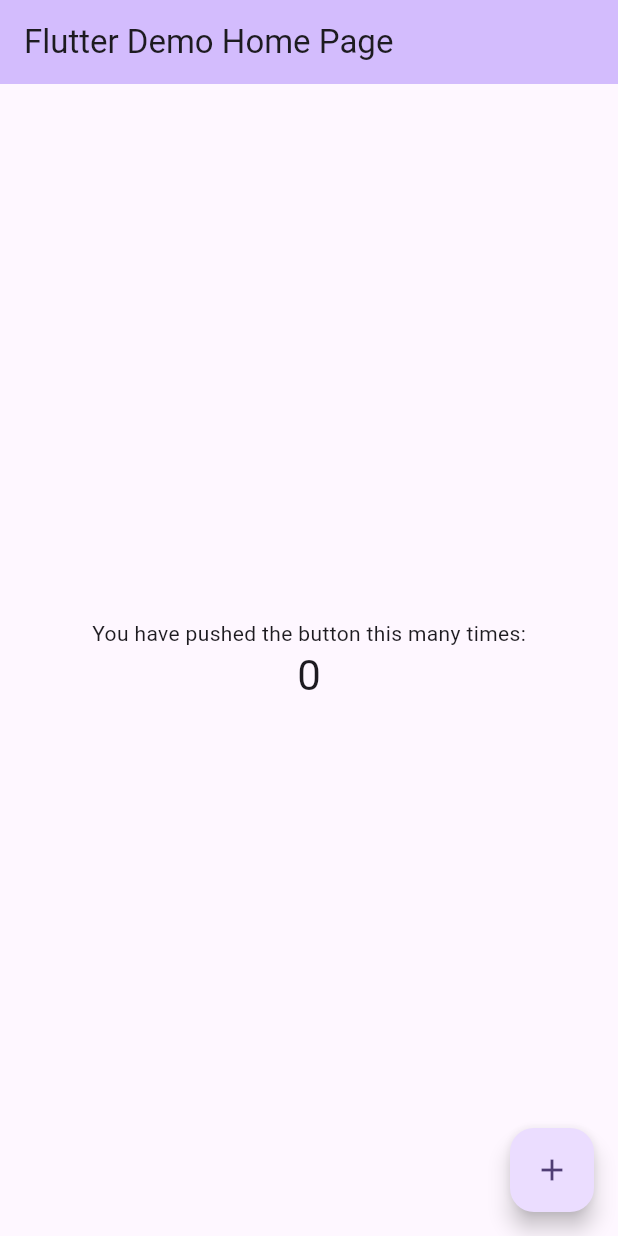
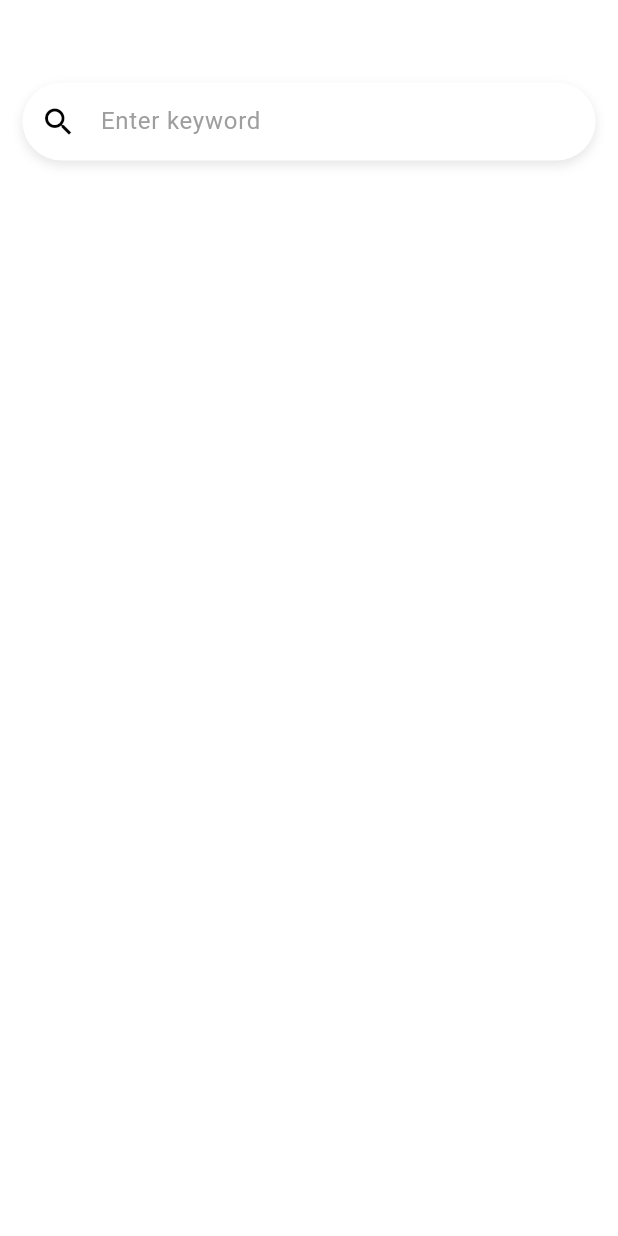
Before and after one commit to dangminhchien2003/address_search_app, a Flutter app: the screen it shows after launch, on a phone screen of 412 x 824 dp. Run offline on Flutter 3.47's test engine with Material 3 defaults, Android fonts, the phone set to English and light mode, and no system bars; our stand-ins replace flutter_svg, get.

Commit message:
hoàn thành

```diff
--- /dev/null
+++ b/Frontend/address_search_app/lib/Controllers/SearchController.dart
@@ -0,0 +1,50 @@
+import 'dart:async';
+import 'package:address_search_app/Models/SearchModel.dart';
+import 'package:address_search_app/Services/SearchService.dart';
+import 'package:flutter/material.dart';
+import 'package:get/get.dart';
+
+class Searchcontroller extends GetxController {
+  final textController = TextEditingController();
+  var searchText = "".obs;
+  final Searchservice _service = Searchservice();
+
+  var results = <Searchmodel>[].obs;
+  var isLoading = false.obs;
+
+  Timer? _debounce;
+
+  void searchAddress(String query) {
+    searchText.value = query;
+
+    if (_debounce?.isActive ?? false) _debounce?.cancel();
+
+    // Bật loading ngay khi nhập
+    if (query.isNotEmpty) {
+      isLoading.value = true;
+    } else {
+      results.clear();
+      isLoading.value = false;
+      return;
+    }
+
+    // Gọi API sau khi dừng gõ 1s
+    _debounce = Timer(const Duration(seconds: 1), () async {
+      try {
+        final data = await _service.searchAddress(query);
+        results.assignAll(data);
+      } catch (e) {
+        results.clear();
+      } finally {
+        isLoading.value = false; // Tắt loading khi xong
+      }
+    });
+  }
+
+  void clearSearch() {
+    textController.clear();
+    searchText.value = "";
+    results.clear();
+    isLoading.value = false; // tắt luôn loading khi clear
+  }
+}
--- /dev/null
+++ b/Frontend/address_search_app/lib/Models/SearchModel.dart
@@ -0,0 +1,19 @@
+class Searchmodel {
+  final String displayName;
+  final String lat;
+  final String lon;
+
+  Searchmodel({
+    required this.displayName,
+    required this.lat,
+    required this.lon,
+  });
+
+  factory Searchmodel.fromJson(Map<String, dynamic> json) {
+    return Searchmodel(
+      displayName: json['display_name'] ?? '',
+      lat: json['lat'].toString(),
+      lon: json['lon'].toString(),
+    );
+  }
+}
--- /dev/null
+++ b/Frontend/address_search_app/lib/Views/SearchScreen.dart
@@ -0,0 +1,184 @@
+import 'package:address_search_app/Controllers/SearchController.dart';
+import 'package:address_search_app/Models/SearchModel.dart';
+import 'package:flutter/material.dart';
+import 'package:flutter_svg/svg.dart';
+import 'package:get/get.dart';
+import 'package:url_launcher/url_launcher.dart';
+
+class Searchscreen extends StatelessWidget {
+  final Searchcontroller controller = Get.put(Searchcontroller());
+
+  Searchscreen({super.key});
+
+  void _openGoogleMaps(Searchmodel place) async {
+    final url = Uri.parse(
+      "https://www.google.com/maps/dir/?api=1&destination=${place.lat},${place.lon}",
+    );
+    if (await canLaunchUrl(url)) {
+      await launchUrl(url, mode: LaunchMode.externalApplication);
+    }
+  }
+
+  @override
+  Widget build(BuildContext context) {
+    return Scaffold(
+      backgroundColor: Colors.white,
+      body: Padding(
+        padding: const EdgeInsets.only(top: 55, left: 15, right: 15),
+        child: Column(
+          children: [
+            // Ô tìm kiếm
+            Obx(
+              () => Container(
+                decoration: BoxDecoration(
+                  color: Colors.white,
+                  borderRadius: BorderRadius.circular(30),
+                  boxShadow: [
+                    BoxShadow(
+                      color: Colors.black.withOpacity(0.1),
+                      blurRadius: 6,
+                      offset: const Offset(0, 3),
+                    ),
+                  ],
+                ),
+                child: TextField(
+                  controller: controller.textController,
+                  onChanged: (value) {
+                    controller.searchText.value = value;
+                    controller.searchAddress(value);
+                  },
+                  decoration: InputDecoration(
+                    hintText: "Enter keyword",
+                    hintStyle: const TextStyle(color: Colors.grey),
+                    prefixIcon:
+                        controller.isLoading.value
+                            ? Padding(
+                              padding: const EdgeInsets.all(12.0),
+                              child: SizedBox(
+                                width: 20,
+                                height: 20,
+                                child: CircularProgressIndicator(
+                                  strokeWidth: 2,
+                                  valueColor: AlwaysStoppedAnimation<Color>(
+                                    Colors.black,
+                                  ),
+                                ),
+                              ),
+                            )
+                            : const Icon(Icons.search, color: Colors.black),
+                    suffixIcon:
+                        controller.searchText.value.isNotEmpty
+                            ? IconButton(
+                              icon: const Icon(
+                                Icons.clear,
+                                color: Colors.black,
+                              ),
+                              onPressed: controller.clearSearch,
+                            )
+                            : null,
+                    border: InputBorder.none,
+                    contentPadding: const EdgeInsets.symmetric(vertical: 14),
+                  ),
+                ),
+              ),
+            ),
+
+            // Danh sách kết quả
+            Expanded(
+              child: Obx(() {
+                return ListView.builder(
+                  itemCount: controller.results.length,
+                  itemBuilder: (context, index) {
+                    final place = controller.results[index];
+
+                    return Padding(
+                      padding: const EdgeInsets.symmetric(
+                        vertical: 12.0,
+                        horizontal: 8.0,
+                      ),
+                      child: Row(
+                        crossAxisAlignment: CrossAxisAlignment.center,
+                        children: [
+                          const Icon(
+                            Icons.location_on_outlined,
+                            color: Colors.black,
+                            size: 25,
+                          ),
+                          const SizedBox(width: 8),
+
+                          // Text địa điểm
+                          Expanded(
+                            child: RichText(
+                              text: TextSpan(
+                                children: [
+                                  TextSpan(
+                                    text:
+                                        _highlightKeyword(
+                                          place.displayName,
+                                          controller.searchText.value,
+                                        ).$1,
+                                    style: const TextStyle(
+                                      fontWeight: FontWeight.bold,
+                                      fontSize: 16,
+                                      color: Colors.black,
+                                    ),
+                                  ),
+                                  TextSpan(
+                                    text:
+                                        _highlightKeyword(
+                                          place.displayName,
+                                          controller.searchText.value,
+                                        ).$2,
+                                    style: const TextStyle(
+                                      fontSize: 16,
+                                      color: Colors.grey,
+                                    ),
+                                  ),
+                                ],
+                              ),
+                            ),
+                          ),
+
+                          const SizedBox(width: 8),
+
+                          InkWell(
+                            borderRadius: BorderRadius.circular(30),
+                            onTap: () => _openGoogleMaps(place),
+                            child: Padding(
+                              padding: const EdgeInsets.all(6.0),
+                              child: SvgPicture.asset(
+                                "assets/icons/muiten.svg",
+                                width: 25,
+                                height: 25,
+                                color: Colors.black,
+                              ),
+                            ),
+                          ),
+                        ],
+                      ),
+                    );
+                  },
+                );
+              }),
+            ),
+          ],
+        ),
+      ),
+    );
+  }
+}
+
+// Hàm tiện ích để highlight
+(String, String) _highlightKeyword(String text, String keyword) {
+  if (keyword.isEmpty) return ("", text);
+  final lowerText = text.toLowerCase();
+  final lowerKey = keyword.toLowerCase();
+  final index = lowerText.indexOf(lowerKey);
+
+  if (index != -1) {
+    final match = text.substring(index, index + keyword.length);
+    final remaining = text.substring(index + keyword.length);
+    return (match, remaining);
+  }
+  return ("", text);
+}
--- a/Frontend/address_search_app/lib/main.dart
+++ b/Frontend/address_search_app/lib/main.dart
@@ -1,3 +1,4 @@
+import 'package:address_search_app/Views/SearchScreen.dart';
 import 'package:flutter/material.dart';
 
 void main() {
@@ -7,116 +8,8 @@ void main() {
 class MyApp extends StatelessWidget {
   const MyApp({super.key});
 
-  // This widget is the root of your application.
   @override
   Widget build(BuildContext context) {
-    return MaterialApp(
-      title: 'Flutter Demo',
-      theme: ThemeData(
-        // This is the theme of your application.
-        //
-        // TRY THIS: Try running your application with "flutter run". You'll see
-        // the application has a purple toolbar. Then, without quitting the app,
-        // try changing the seedColor in the colorScheme below to Colors.green
-        // and then invoke "hot reload" (save your changes or press the "hot
-        // reload" button in a Flutter-supported IDE, or press "r" if you used
-        // the command line to start the app).
-        //
-        // Notice that the counter didn't reset back to zero; the application
-        // state is not lost during the reload. To reset the state, use hot
-        // restart instead.
-        //
-        // This works for code too, not just values: Most code changes can be
-        // tested with just a hot reload.
-        colorScheme: ColorScheme.fromSeed(seedColor: Colors.deepPurple),
-      ),
-      home: const MyHomePage(title: 'Flutter Demo Home Page'),
-    );
+    return MaterialApp(debugShowCheckedModeBanner: false, home: Searchscreen());
   }
 }
-
-class MyHomePage extends StatefulWidget {
-  const MyHomePage({super.key, required this.title});
-
-  // This widget is the home page of your application. It is stateful, meaning
-  // that it has a State object (defined below) that contains fields that affect
-  // how it looks.
-
-  // This class is the configuration for the state. It holds the values (in this
-  // case the title) provided by the parent (in this case the App widget) and
-  // used by the build method of the State. Fields in a Widget subclass are
-  // always marked "final".
-
-  final String title;
-
-  @override
-  State<MyHomePage> createState() => _MyHomePageState();
-}
-
-class _MyHomePageState extends State<MyHomePage> {
-  int _counter = 0;
-
-  void _incrementCounter() {
-    setState(() {
-      // This call to setState tells the Flutter framework that something has
-      // changed in this State, which causes it to rerun the build method below
-      // so that the display can reflect the updated values. If we changed
-      // _counter without calling setState(), then the build method would not be
-      // called again, and so nothing would appear to happen.
-      _counter++;
-    });
-  }
-
-  @override
-  Widget build(BuildContext context) {
-    // This method is rerun every time setState is called, for instance as done
-    // by the _incrementCounter method above.
-    //
-    // The Flutter framework has been optimized to make rerunning build methods
-    // fast, so that you can just rebuild anything that needs updating rather
-    // than having to individually change instances of widgets.
-    return Scaffold(
-      appBar: AppBar(
-        // TRY THIS: Try changing the color here to a specific color (to
-        // Colors.amber, perhaps?) and trigger a hot reload to see the AppBar
-        // change color while the other colors stay the same.
-        backgroundColor: Theme.of(context).colorScheme.inversePrimary,
-        // Here we take the value from the MyHomePage object that was created by
-        // the App.build method, and use it to set our appbar title.
-        title: Text(widget.title),
-      ),
-      body: Center(
-        // Center is a layout widget. It takes a single child and positions it
-        // in the middle of the parent.
-        child: Column(
-          // Column is also a layout widget. It takes a list of children and
-          // arranges them vertically. By default, it sizes itself to fit its
-          // children horizontally, and tries to be as tall as its parent.
-          //
-          // Column has various properties to control how it sizes itself and
-          // how it positions its children. Here we use mainAxisAlignment to
-          // center the children vertically; the main axis here is the vertical
-          // axis because Columns are vertical (the cross axis would be
-          // horizontal).
-          //
-          // TRY THIS: Invoke "debug painting" (choose the "Toggle Debug Paint"
-          // action in the IDE, or press "p" in the console), to see the
-          // wireframe for each widget.
-          mainAxisAlignment: MainAxisAlignment.center,
-          children: <Widget>[
-            const Text('You have pushed the button this many times:'),
-            Text(
-              '$_counter',
-              style: Theme.of(context).textTheme.headlineMedium,
-            ),
-          ],
-        ),
-      ),
-      floatingActionButton: FloatingActionButton(
-        onPressed: _incrementCounter,
-        tooltip: 'Increment',
-        child: const Icon(Icons.add),
-      ), // This trailing comma makes auto-formatting nicer for build methods.
-    );
-  }
-}
```
Also changed, not shown: Frontend/address_search_app/lib/Services/SearchService.dart (added, +51 -0 lines), Frontend/address_search_app/pubspec.yaml (+7 -2 lines), Frontend/address_search_app/assets/icons/muiten.svg (added), Frontend/address_search_app/pubspec.lock, 6 other files.
